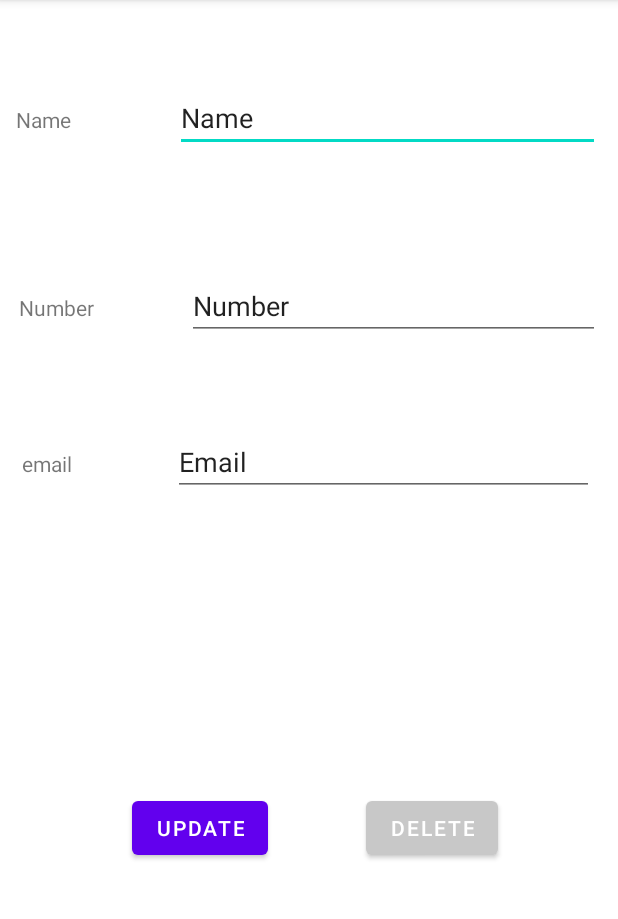
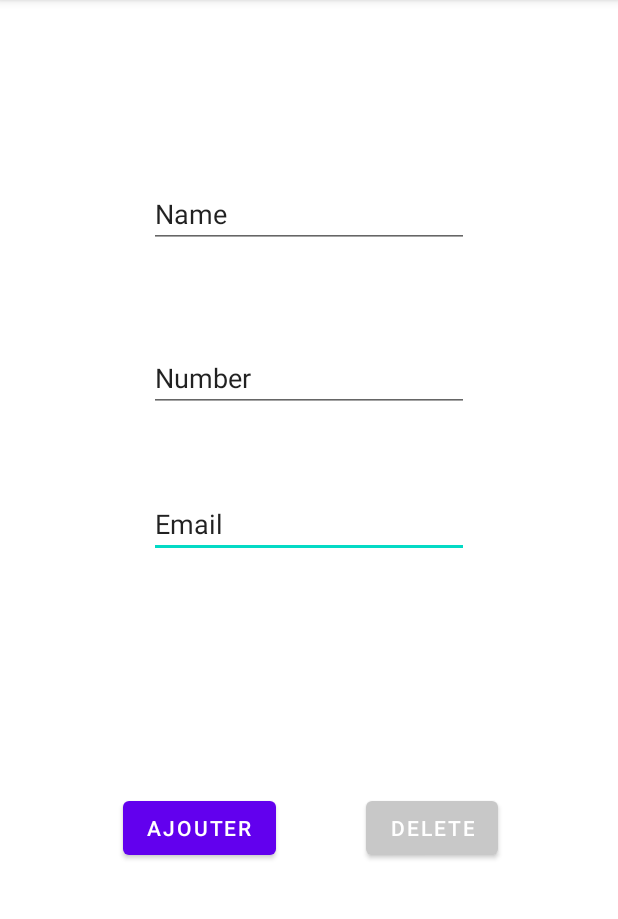
Before and after one commit to NadraniOussama/labTp8SQLite, an Android app: the MainActivity2 screen opened directly, with no data from a screen before it, on a phone screen of 412 x 824 dp, the part 84-1003 px from its top. Run offline under Robolectric (Android 15) with nearby library versions, the phone set to English and light mode, and no system bars.

Commit message:
tp final

```diff
--- a/app/src/main/java/com/example/mysqlite_2/MainActivity2.java
+++ b/app/src/main/java/com/example/mysqlite_2/MainActivity2.java
@@ -3,16 +3,20 @@ package com.example.mysqlite_2;
 import androidx.appcompat.app.AppCompatActivity;
 
 import android.content.Intent;
+import android.database.SQLException;
 import android.os.Bundle;
 import android.view.View;
 import android.widget.ArrayAdapter;
+import android.widget.Button;
 import android.widget.EditText;
 
 import java.util.Random;
 
 public class MainActivity2 extends AppCompatActivity {
-    private Contact contact;
+    private Contact contact = null;
     private EditText editName,editNumber,editEmail;
+    private Button buttonAddUp;
+    private ContactDataSource dataSource ;
     @Override
     protected void onCreate(Bundle savedInstanceState) {
         super.onCreate(savedInstanceState);
@@ -20,29 +24,58 @@ public class MainActivity2 extends AppCompatActivity {
         editName = (EditText) findViewById(R.id.editTextTextPersonName);
         editNumber = (EditText) findViewById(R.id.editTextTextPersonName3);
         editEmail = (EditText) findViewById(R.id.editTextTextPersonName5);
+        buttonAddUp = (Button) findViewById(R.id.update);
         contact = (Contact) getIntent().getSerializableExtra("contact");
-        editName.setText(contact.getName());
-        editEmail.setText(contact.getEmail());
-        editNumber.setText(contact.getNumber());
-
+        dataSource = new ContactDataSource(this);
+//        dataSource.createContact("Test","0678947589","test@email.com");
+//        contact = dataSource.getContact(229);
+        if(contact!=null) {
+            buttonAddUp.setText("Update");
+            editName.setText(contact.getName());
+            editEmail.setText(contact.getEmail());
+            editNumber.setText(contact.getNumber());
+        }else {
+            buttonAddUp.setText("Ajouter");
+        }
     }
 
     public void onClick(View view) {
-
+        Intent i = new Intent(MainActivity2.this,MainActivity.class);
         switch (view.getId()) {
-            case R.id.add:
-                // save the new comment to the database
-                contact.setEmail(editEmail.getText().toString());
-                contact.setName(editName.getText().toString());
-                contact.setNumber(editNumber.getText().toString());
-                 new ContactDataSource(this).updateContact(contact);
-                 Intent i = new Intent(MainActivity2.this,MainActivity.class);
-                 startActivity(i);
+            case R.id.update:
+                String email = editEmail.getText().toString();
+                String name = editName.getText().toString();
+                String number= editName.getText().toString();
+                if(buttonAddUp.getText().equals("Ajouter")){
+                    // save the new comment to the database
+                    dataSource.createContact(name,number,email);
+                }else if (buttonAddUp.getText().equals("Update")){
+                    contact.setEmail(email);
+                    contact.setName(name);
+                    contact.setNumber(number);
+                    dataSource.updateContact(contact);
+                }
+                // close datasource is always an option
                 break;
-            case R.id.delete:
-                    new ContactDataSource(this).deleteContact(contact);
+            case R.id.deleteThis:
+                dataSource.deleteContact(contact);
                 break;
         }
+        startActivity(i);
+    }
+    @Override
+    protected void onResume() {
+        try {
+            dataSource.open();
+        } catch (SQLException e) {
+            e.printStackTrace();
+        }
+        super.onResume();
     }
 
+    @Override
+    protected void onPause() {
+        dataSource.close();
+        super.onPause();
+    }
 }
--- a/app/src/main/res/layout/activity_main2.xml
+++ b/app/src/main/res/layout/activity_main2.xml
@@ -10,13 +10,13 @@
         android:id="@+id/update"
         android:layout_width="wrap_content"
         android:layout_height="wrap_content"
-        android:layout_marginStart="88dp"
-        android:layout_marginLeft="88dp"
+        android:layout_marginEnd="60dp"
+        android:layout_marginRight="60dp"
         android:layout_marginBottom="192dp"
+        android:onClick="onClick"
         android:text="update"
-        android:onClick="onClick"
         app:layout_constraintBottom_toBottomOf="parent"
-        app:layout_constraintStart_toStartOf="parent" />
+        app:layout_constraintEnd_toStartOf="@+id/deleteThis" />
 
     <Button
         android:id="@+id/deleteThis"
@@ -31,85 +31,42 @@
         app:layout_constraintBottom_toBottomOf="parent"
         app:layout_constraintEnd_toEndOf="parent" />
 
-    <LinearLayout
-        android:id="@+id/linearLayout"
-        android:layout_width="389dp"
-        android:layout_height="65dp"
-        android:layout_marginTop="56dp"
-        android:layout_marginEnd="12dp"
-        android:layout_marginRight="12dp"
-        android:orientation="horizontal"
-        app:layout_constraintEnd_toEndOf="parent"
-        app:layout_constraintTop_toTopOf="parent">
-
-        <TextView
-            android:id="@+id/textView"
+    <EditText
+        android:id="@+id/editTextTextPersonName5"
         android:layout_width="wrap_content"
         android:layout_height="wrap_content"
+        android:layout_marginTop="52dp"
         android:layout_weight="1"
-            android:text="Name" />
+        android:ems="10"
+        android:inputType="textEmailAddress"
+        android:text="Email"
+        app:layout_constraintEnd_toEndOf="parent"
+        app:layout_constraintStart_toStartOf="parent"
+        app:layout_constraintTop_toBottomOf="@+id/editTextTextPersonName3" />
+
+    <EditText
+        android:id="@+id/editTextTextPersonName3"
+        android:layout_width="wrap_content"
+        android:layout_height="wrap_content"
+        android:layout_marginTop="64dp"
+        android:layout_weight="1"
+        android:ems="10"
+        android:inputType="phone"
+        android:text="Number"
+        app:layout_constraintEnd_toEndOf="parent"
+        app:layout_constraintStart_toStartOf="parent"
+        app:layout_constraintTop_toBottomOf="@+id/editTextTextPersonName" />
 
     <EditText
         android:id="@+id/editTextTextPersonName"
         android:layout_width="wrap_content"
         android:layout_height="wrap_content"
+        android:layout_marginTop="120dp"
         android:layout_weight="1"
         android:ems="10"
         android:inputType="textPersonName"
-            android:text="Name" />
-    </LinearLayout>
-
-    <LinearLayout
-        android:layout_width="387dp"
-        android:layout_height="73dp"
-        android:layout_marginTop="60dp"
-        android:layout_marginEnd="12dp"
-        android:layout_marginRight="12dp"
-        android:orientation="horizontal"
+        android:text="Name"
         app:layout_constraintEnd_toEndOf="parent"
-        app:layout_constraintTop_toBottomOf="@+id/linearLayout">
-
-        <TextView
-            android:id="@+id/textView2"
-            android:layout_width="wrap_content"
-            android:layout_height="wrap_content"
-            android:layout_weight="1"
-            android:text="Number" />
-
-        <EditText
-            android:id="@+id/editTextTextPersonName3"
-            android:layout_width="wrap_content"
-            android:layout_height="wrap_content"
-            android:layout_weight="1"
-            android:ems="10"
-            android:inputType="phone"
-            android:text="Number" />
-    </LinearLayout>
-
-    <LinearLayout
-        android:layout_width="381dp"
-        android:layout_height="77dp"
-        android:layout_marginTop="164dp"
-        android:layout_marginEnd="16dp"
-        android:layout_marginRight="16dp"
-        android:orientation="horizontal"
-        app:layout_constraintEnd_toEndOf="parent"
-        app:layout_constraintTop_toBottomOf="@+id/linearLayout">
-
-        <TextView
-            android:id="@+id/textView3"
-            android:layout_width="wrap_content"
-            android:layout_height="wrap_content"
-            android:layout_weight="1"
-            android:text="email" />
-
-        <EditText
-            android:id="@+id/editTextTextPersonName5"
-            android:layout_width="wrap_content"
-            android:layout_height="wrap_content"
-            android:layout_weight="1"
-            android:ems="10"
-            android:inputType="textEmailAddress"
-            android:text="Email" />
-    </LinearLayout>
+        app:layout_constraintStart_toStartOf="parent"
+        app:layout_constraintTop_toTopOf="parent" />
 </androidx.constraintlayout.widget.ConstraintLayout>
```
Also changed, not shown: app/src/main/java/com/example/mysqlite_2/Contact.java (+8 -0 lines), app/src/main/java/com/example/mysqlite_2/ContactDataSource.java (+12 -3 lines), app/src/main/java/com/example/mysqlite_2/MainActivity.java (+31 -20 lines). Lines whose indentation alone changed are shown as unchanged.
